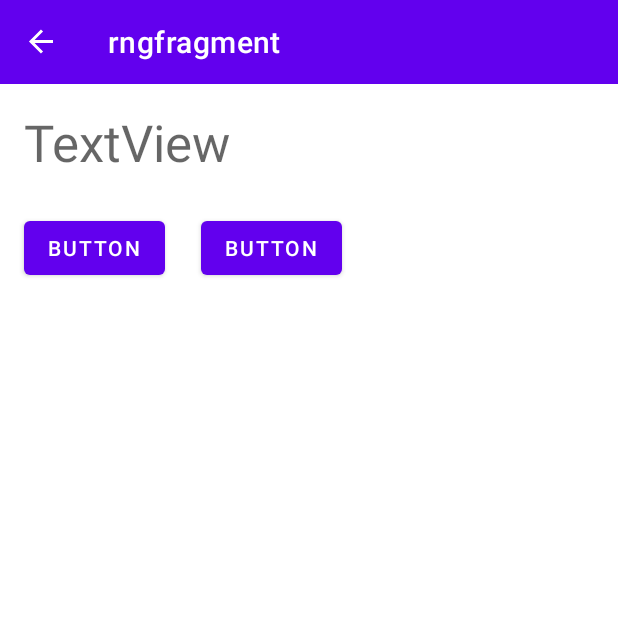
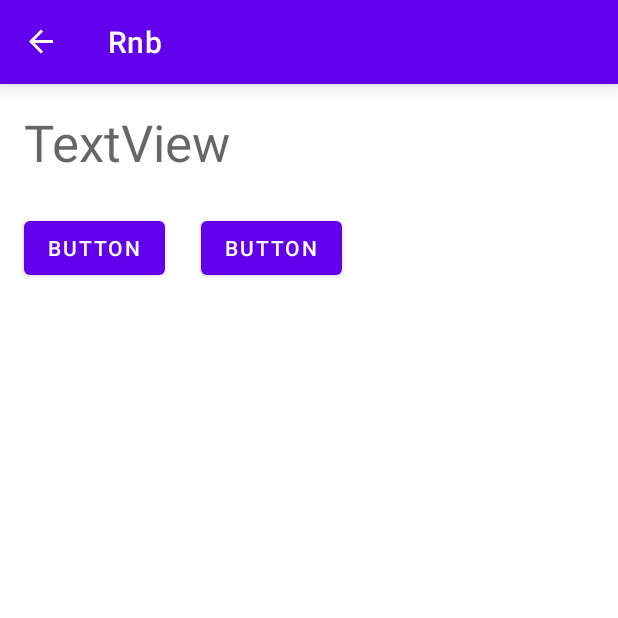
Before and after one commit to goransipic/AndroidWarsApp, an Android app: the RNGFragment screen opened through its navigation route, on a phone screen of 412 x 824 dp, the top half of it. Run offline under Robolectric (Android 15) with nearby library versions, the phone set to English and light mode, and no system bars; our stand-ins replace navigation-ui.

Commit message:
added screens #2

```diff
--- a/app/src/main/java/hr/goodapp/warsapp/ui/rng/RNGFragment.kt
+++ b/app/src/main/java/hr/goodapp/warsapp/ui/rng/RNGFragment.kt
@@ -8,25 +8,12 @@ import android.view.View
 import android.view.ViewGroup
 import hr.goodapp.warsapp.R
 
-class RNGFragment : Fragment() {
-
-    companion object {
-        fun newInstance() = RNGFragment()
-    }
+class RNGFragment : Fragment(R.layout.rngfragment) {
 
     private lateinit var viewModel: RNGViewModel
 
-    override fun onCreateView(
-        inflater: LayoutInflater, container: ViewGroup?,
-        savedInstanceState: Bundle?
-    ): View? {
-        return inflater.inflate(R.layout.rngfragment, container, false)
-    }
+    override fun onViewCreated(view: View, savedInstanceState: Bundle?) {
 
-    override fun onActivityCreated(savedInstanceState: Bundle?) {
-        super.onActivityCreated(savedInstanceState)
-        viewModel = ViewModelProviders.of(this).get(RNGViewModel::class.java)
-        // TODO: Use the ViewModel
     }
 
 }
--- a/app/src/main/java/hr/goodapp/warsapp/ui/validation/ValidationFragment.kt
+++ b/app/src/main/java/hr/goodapp/warsapp/ui/validation/ValidationFragment.kt
@@ -2,12 +2,9 @@ package hr.goodapp.warsapp.ui.validation
 
 import android.os.Bundle
 import androidx.fragment.app.Fragment
-import android.view.LayoutInflater
 import android.view.View
-import android.view.ViewGroup
+import androidx.fragment.app.viewModels
 import androidx.navigation.fragment.findNavController
-import androidx.navigation.ui.AppBarConfiguration
-import androidx.navigation.ui.setupWithNavController
 import hr.goodapp.warsapp.R
 import hr.goodapp.warsapp.databinding.ValidationFragmentBinding
 import hr.goodapp.warsapp.ui.common.viewBinding
@@ -15,7 +12,7 @@ import hr.goodapp.warsapp.ui.common.viewBinding
 
 class ValidationFragment : Fragment(R.layout.validation_fragment) {
 
-    //private lateinit var viewModel: ValidationViewModel
+    private val viewModel  by viewModels<ValidationViewModel>()
     private val viewBinding by viewBinding(ValidationFragmentBinding::bind)
 
     override fun onViewCreated(view: View, savedInstanceState: Bundle?) {
@@ -29,6 +26,12 @@ class ValidationFragment : Fragment(R.layout.validation_fragment) {
             findNavController().navigate(R.id.action_validationFragment_to_RNGFragment)
         }
 
+        viewBinding.language.setOnClickListener {
+            findNavController().navigate(R.id.action_validationFragment_to_languageFragment)
+        }
+
+        viewModel.showToast()
+
 
     }
 }
--- a/app/src/main/java/hr/goodapp/warsapp/ui/validation/ValidationViewModel.kt
+++ b/app/src/main/java/hr/goodapp/warsapp/ui/validation/ValidationViewModel.kt
@@ -1,7 +1,11 @@
 package hr.goodapp.warsapp.ui.validation
 
+import android.util.Log
 import androidx.lifecycle.ViewModel
 
 class ValidationViewModel : ViewModel() {
+    fun showToast() {
+        Log.d("ValidationModel", "Hello Again :)))")
+    }
     // TODO: Implement the ViewModel
 }
--- a/app/src/main/res/layout/activity_main.xml
+++ b/app/src/main/res/layout/activity_main.xml
@@ -13,6 +13,7 @@
         android:background="?attr/colorPrimary"
         android:minHeight="?attr/actionBarSize"
         android:theme="?attr/actionBarTheme"
+        android:elevation="8dp"
         app:layout_constraintEnd_toEndOf="parent"
         app:layout_constraintHorizontal_bias="0.5"
         app:layout_constraintStart_toStartOf="parent"
--- a/app/src/main/res/navigation/nav_graph.xml
+++ b/app/src/main/res/navigation/nav_graph.xml
@@ -13,13 +13,24 @@
         <action
             android:id="@+id/action_validationFragment_to_mainFragment"
             app:destination="@id/mainFragment"
-            app:enterAnim="@anim/nav_default_enter_anim"
-            app:exitAnim="@anim/nav_default_exit_anim"
-            app:popEnterAnim="@anim/nav_default_pop_enter_anim"
-            app:popExitAnim="@anim/nav_default_pop_exit_anim" />
+            app:enterAnim="@anim/slide_in_right"
+            app:exitAnim="@anim/slide_out_left"
+            app:popEnterAnim="@anim/slide_in_left"
+            app:popExitAnim="@anim/slide_out_right" />
         <action
             android:id="@+id/action_validationFragment_to_RNGFragment"
-            app:destination="@id/RNGFragment" />
+            app:destination="@id/RNGFragment"
+            app:enterAnim="@anim/slide_in_right"
+            app:exitAnim="@anim/slide_out_left"
+            app:popEnterAnim="@anim/slide_in_left"
+            app:popExitAnim="@anim/slide_out_right"/>
+        <action
+            android:id="@+id/action_validationFragment_to_languageFragment"
+            app:destination="@id/languageFragment"
+            app:enterAnim="@anim/slide_in_right"
+            app:exitAnim="@anim/slide_out_left"
+            app:popEnterAnim="@anim/slide_in_left"
+            app:popExitAnim="@anim/slide_out_right"/>
     </fragment>
     <fragment
         android:id="@+id/mainFragment"
@@ -38,6 +49,11 @@
     <fragment
         android:id="@+id/RNGFragment"
         android:name="hr.goodapp.warsapp.ui.rng.RNGFragment"
-        android:label="rngfragment"
+        android:label="Rnb"
         tools:layout="@layout/rngfragment" />
+    <fragment
+        android:id="@+id/languageFragment"
+        android:name="hr.goodapp.warsapp.ui.language.LanguageFragment"
+        android:label="@string/language"
+        tools:layout="@layout/language_fragment" />
 </navigation>
```
Also changed, not shown: app/src/main/java/hr/goodapp/warsapp/ui/language/LanguageFragment.kt (added, +32 -0 lines), app/src/main/java/hr/goodapp/warsapp/ui/language/LanguageViewModel.kt (added, +7 -0 lines), app/src/main/res/layout/language_fragment.xml (added, +13 -0 lines).
